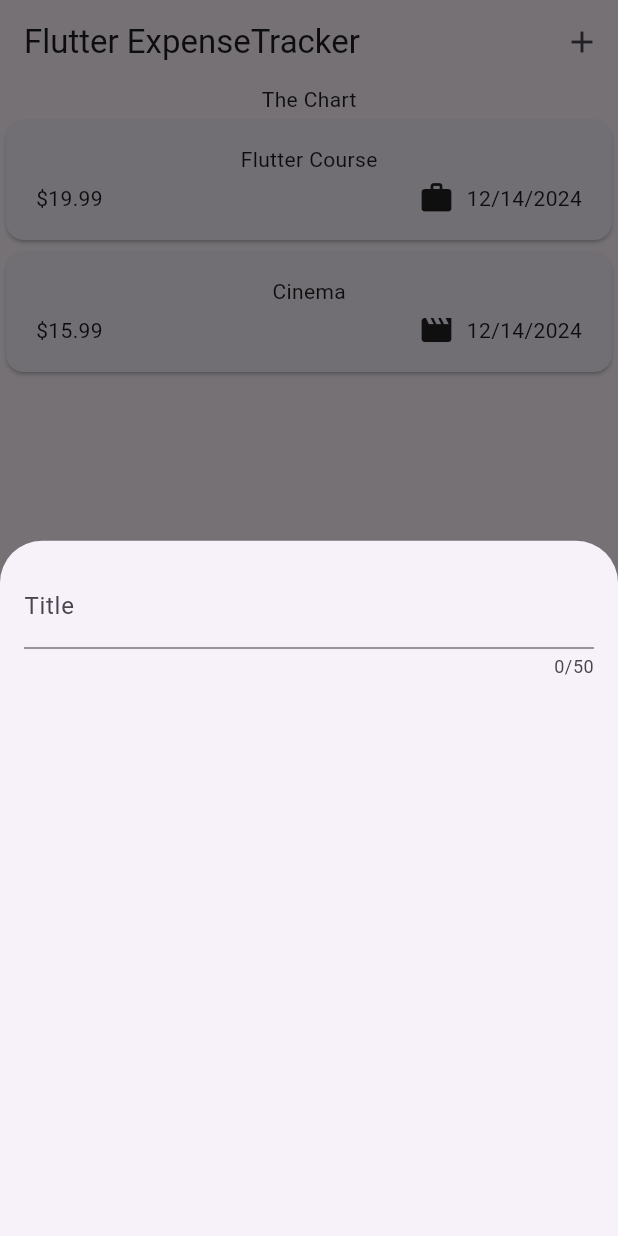
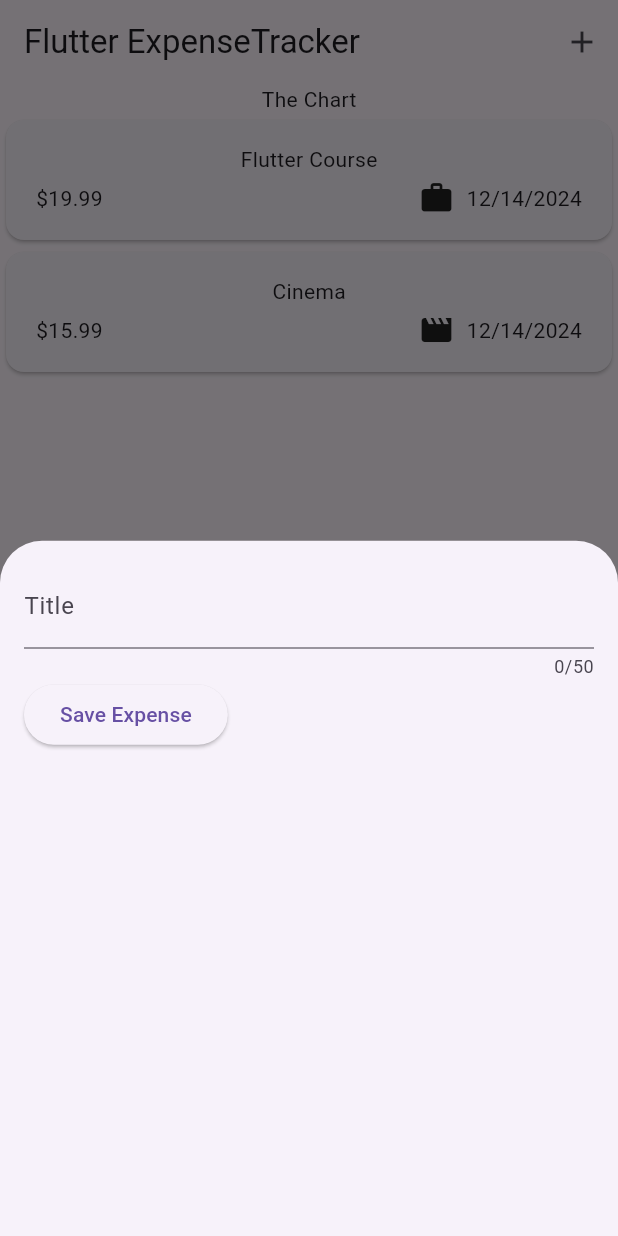
Before and after one commit to DulinaS/expense_tracker, a Flutter app: the screen it shows after launch, after a tap on the "add" icon, on a phone screen of 412 x 824 dp. Run offline on Flutter 3.47's test engine with Material 3 defaults, Android fonts, the phone set to English and light mode, and no system bars.

Commit message:
Method 1 to store user inputs in model overlay

```diff
--- a/lib/widgets/new_expense.dart
+++ b/lib/widgets/new_expense.dart
@@ -9,18 +9,36 @@ class NewExpense extends StatefulWidget {
 }
 
 class _NewExpenseState extends State<NewExpense> {
+  var _enteredTitle = '';
+
+  //Store user input value
+  void _saveTitleInput(String inputValue) {
+    _enteredTitle = inputValue;
+  }
+
   @override
   Widget build(BuildContext context) {
     //Don't want widgets to the edge of the screen
-    return const Padding(
-      padding: EdgeInsets.all(16),
+    return Padding(
+      padding: const EdgeInsets.all(16),
       child: Column(
         children: [
           TextField(
+            onChanged: _saveTitleInput,
             maxLength: 50, //Number of characters that can be inputted
-            decoration: InputDecoration(
+            decoration: const InputDecoration(
               label: Text('Title'),
             ),
+          ),
+          Row(
+            children: [
+              ElevatedButton(
+                onPressed: () {
+                  print(_enteredTitle);
+                },
+                child: const Text('Save Expense'),
+              ),
+            ],
           ),
         ],
       ),
```
